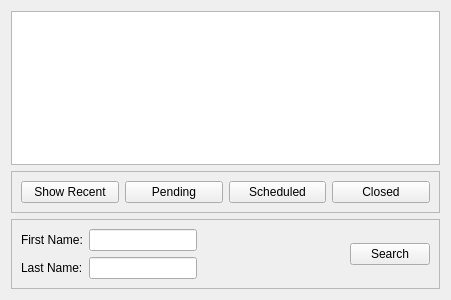
First picture: the form in drc/gui/mediationbrowser.ui, repository lansdon/cpts483_drc, before the edit.
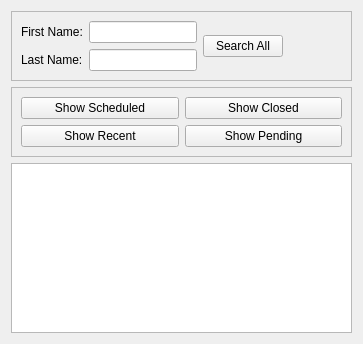
Second picture: the form after the edit.

The edit to the form file:
```diff
--- a/drc/gui/mediationbrowser.ui
+++ b/drc/gui/mediationbrowser.ui
@@ -6,64 +6,15 @@
    <rect>
     <x>0</x>
     <y>0</y>
-    <width>451</width>
-    <height>300</height>
+    <width>363</width>
+    <height>344</height>
    </rect>
   </property>
   <property name="windowTitle">
    <string>Form</string>
   </property>
-  <layout class="QGridLayout" name="gridLayout">
-   <item row="1" column="0">
-    <widget class="QFrame" name="btnFrame">
-     <property name="sizePolicy">
-      <sizepolicy hsizetype="Preferred" vsizetype="Fixed">
-       <horstretch>0</horstretch>
-       <verstretch>0</verstretch>
-      </sizepolicy>
-     </property>
-     <property name="frameShape">
-      <enum>QFrame::StyledPanel</enum>
-     </property>
-     <property name="frameShadow">
-      <enum>QFrame::Raised</enum>
-     </property>
-     <layout class="QHBoxLayout" name="horizontalLayout">
-      <item>
-       <widget class="QPushButton" name="recentButton">
-        <property name="text">
-         <string>Show Recent</string>
-        </property>
-       </widget>
-      </item>
-      <item>
-       <widget class="QPushButton" name="pendingButton">
-        <property name="text">
-         <string>Pending</string>
-        </property>
-       </widget>
-      </item>
-      <item>
-       <widget class="QPushButton" name="scheduledButton">
-        <property name="text">
-         <string>Scheduled</string>
-        </property>
-       </widget>
-      </item>
-      <item>
-       <widget class="QPushButton" name="closedButton">
-        <property name="text">
-         <string>Closed</string>
-        </property>
-       </widget>
-      </item>
-     </layout>
-    </widget>
-   </item>
-   <item row="0" column="0">
-    <widget class="QTableWidget" name="tableWidget"/>
-   </item>
-   <item row="2" column="0">
+  <layout class="QVBoxLayout" name="verticalLayout_2">
+   <item>
     <widget class="QFrame" name="searchFrame">
      <property name="frameShape">
       <enum>QFrame::StyledPanel</enum>
@@ -102,13 +53,83 @@
       <item>
        <widget class="QPushButton" name="searchBtn">
         <property name="text">
-         <string>Search</string>
+         <string>Search All</string>
         </property>
        </widget>
       </item>
+      <item>
+       <spacer name="horizontalSpacer">
+        <property name="orientation">
+         <enum>Qt::Horizontal</enum>
+        </property>
+        <property name="sizeHint" stdset="0">
+         <size>
+          <width>40</width>
+          <height>20</height>
+         </size>
+        </property>
+       </spacer>
+      </item>
      </layout>
     </widget>
    </item>
+   <item>
+    <widget class="QFrame" name="btnFrame">
+     <property name="sizePolicy">
+      <sizepolicy hsizetype="Preferred" vsizetype="Fixed">
+       <horstretch>0</horstretch>
+       <verstretch>0</verstretch>
+      </sizepolicy>
+     </property>
+     <property name="frameShape">
+      <enum>QFrame::StyledPanel</enum>
+     </property>
+     <property name="frameShadow">
+      <enum>QFrame::Raised</enum>
+     </property>
+     <layout class="QVBoxLayout" name="verticalLayout">
+      <item>
+       <layout class="QHBoxLayout" name="horizontalLayout_4">
+        <item>
+         <widget class="QPushButton" name="scheduledButton">
+          <property name="text">
+           <string>Show Scheduled</string>
+          </property>
+         </widget>
+        </item>
+        <item>
+         <widget class="QPushButton" name="closedButton">
+          <property name="text">
+           <string>Show Closed</string>
+          </property>
+         </widget>
+        </item>
+       </layout>
+      </item>
+      <item>
+       <layout class="QHBoxLayout" name="horizontalLayout_3">
+        <item>
+         <widget class="QPushButton" name="recentButton">
+          <property name="text">
+           <string>Show Recent</string>
+          </property>
+         </widget>
+        </item>
+        <item>
+         <widget class="QPushButton" name="pendingButton">
+          <property name="text">
+           <string>Show Pending</string>
+          </property>
+         </widget>
+        </item>
+       </layout>
+      </item>
+     </layout>
+    </widget>
+   </item>
+   <item>
+    <widget class="QTableWidget" name="tableWidget"/>
+   </item>
   </layout>
  </widget>
  <resources/>
```
